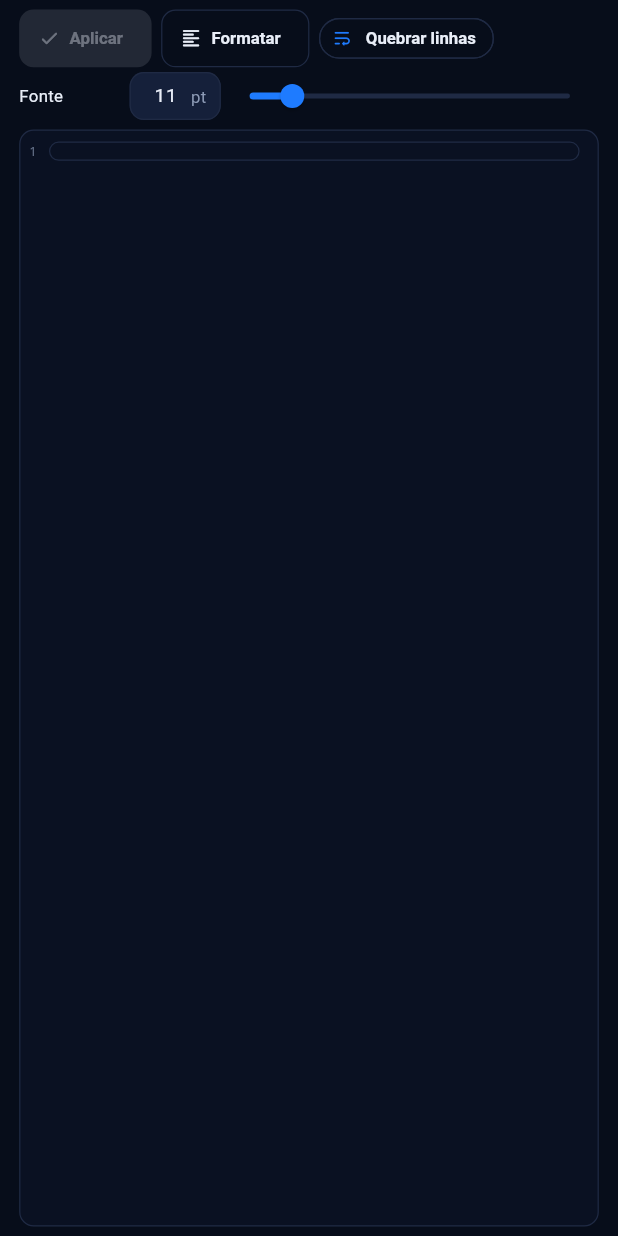
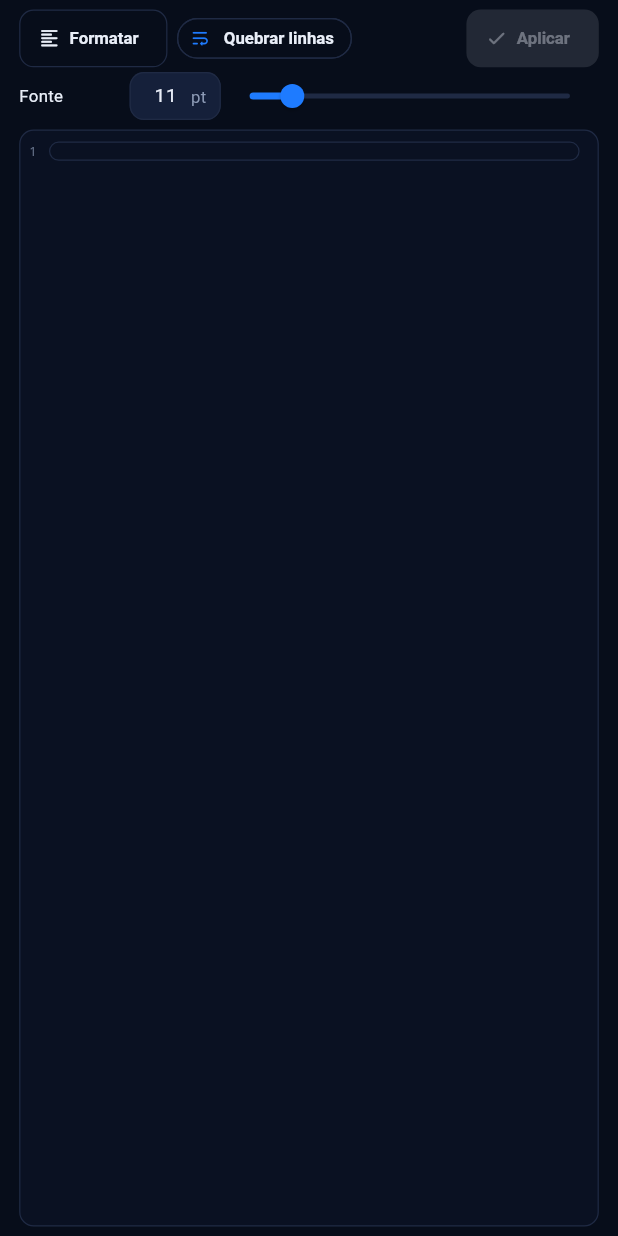
Before and after one commit to lianeheidemann/svg-motion-gallery, a Flutter app: the CodePanel widget shown alone on an empty page, opened directly with empty values, on a phone screen of 412 x 824 dp. Run offline on Flutter 3.47's test engine with Material 3 defaults, Android fonts, the phone set to English and light mode, and no system bars; our stand-ins replace file_picker, flutter_svg, share_plus, shared_preferences, web, webview_flutter; missing offline and left inert: dart:js_interop; accounts and stored records are empty; generated files the repository leaves out were written again.

Commit message:
Código: botão Aplicar fixo no canto direito
Co-Authored-By: Claude Sonnet 5.5 <noreply@anthropic.com>
Claude-Session: https://claude.ai/code/session_011vJBePozDgTmdhELRGgsrG

```diff
--- a/lib/src/features/editor/panels/code_panel.dart
+++ b/lib/src/features/editor/panels/code_panel.dart
@@ -125,28 +125,43 @@ class _CodePanelState extends State<CodePanel> {
       child: Column(
         crossAxisAlignment: CrossAxisAlignment.stretch,
         children: [
-          Wrap(
+          Row(
+            crossAxisAlignment: CrossAxisAlignment.start,
+            children: [
+              Expanded(
+                child: Wrap(
                   spacing: 8,
                   runSpacing: 4,
                   crossAxisAlignment: WrapCrossAlignment.center,
                   children: [
-              FilledButton.icon(
-                key: const Key('apply-code'),
-                onPressed: _hasPending ? _apply : null,
-                icon: const Icon(Icons.check_rounded, size: 18),
-                label: Text(l10n.applyCode),
-              ),
                     OutlinedButton.icon(
                       onPressed: _format,
                       icon: const Icon(Icons.format_align_left_rounded, size: 18),
                       label: Text(l10n.formatCode),
                     ),
                     FilterChip(
-                avatar: Icon(Icons.wrap_text_rounded, size: 18, color: _wrap ? Colors.white : null),
-                label: Text(l10n.wrapLines, style: TextStyle(color: _wrap ? Colors.white : null)),
+                      avatar: Icon(
+                        Icons.wrap_text_rounded,
+                        size: 18,
+                        color: _wrap ? Colors.white : null,
+                      ),
+                      label: Text(
+                        l10n.wrapLines,
+                        style: TextStyle(color: _wrap ? Colors.white : null),
+                      ),
                       selected: _wrap,
                       side: BorderSide(color: Theme.of(context).colorScheme.outline),
                       onSelected: (value) => setState(() => _wrap = value),
+                    ),
+                  ],
+                ),
+              ),
+              const SizedBox(width: 8),
+              FilledButton.icon(
+                key: const Key('apply-code'),
+                onPressed: _hasPending ? _apply : null,
+                icon: const Icon(Icons.check_rounded, size: 18),
+                label: Text(l10n.applyCode),
               ),
             ],
           ),
```
Lines whose indentation alone changed are shown as unchanged.
